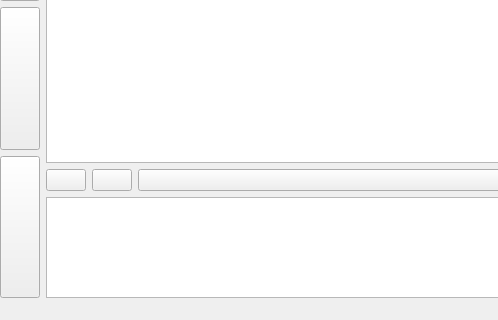
The window that src/tabletmain.ui (ya-breeze/TM) describes before a commit, drawn with Qt 5; both pictures show x 0 to 498 and y 160 to 480 of the 640 by 480 pixel window.
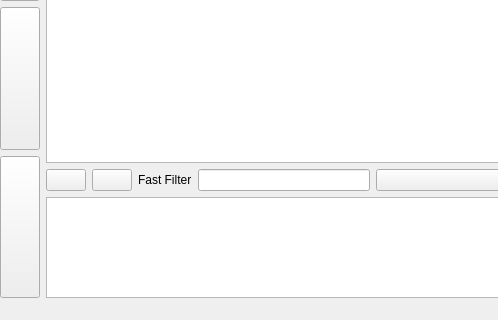
The same window after the commit. Icons and pictures are not drawn.

```diff
--- a/src/tabletmain.ui
+++ b/src/tabletmain.ui
@@ -117,6 +117,29 @@
             </property>
            </widget>
           </item>
+          <item>
+           <widget class="QLabel" name="label_6">
+            <property name="sizePolicy">
+             <sizepolicy hsizetype="Fixed" vsizetype="Preferred">
+              <horstretch>0</horstretch>
+              <verstretch>0</verstretch>
+             </sizepolicy>
+            </property>
+            <property name="text">
+             <string>Fast Filter</string>
+            </property>
+           </widget>
+          </item>
+          <item>
+           <widget class="QLineEdit" name="leFastFIlter">
+            <property name="sizePolicy">
+             <sizepolicy hsizetype="Preferred" vsizetype="Fixed">
+              <horstretch>0</horstretch>
+              <verstretch>0</verstretch>
+             </sizepolicy>
+            </property>
+           </widget>
+          </item>
           <item>
            <widget class="QPushButton" name="btnHideNotes"/>
           </item>
```
Left out of the diff: 16 changed lines with no effect on the pictures.
